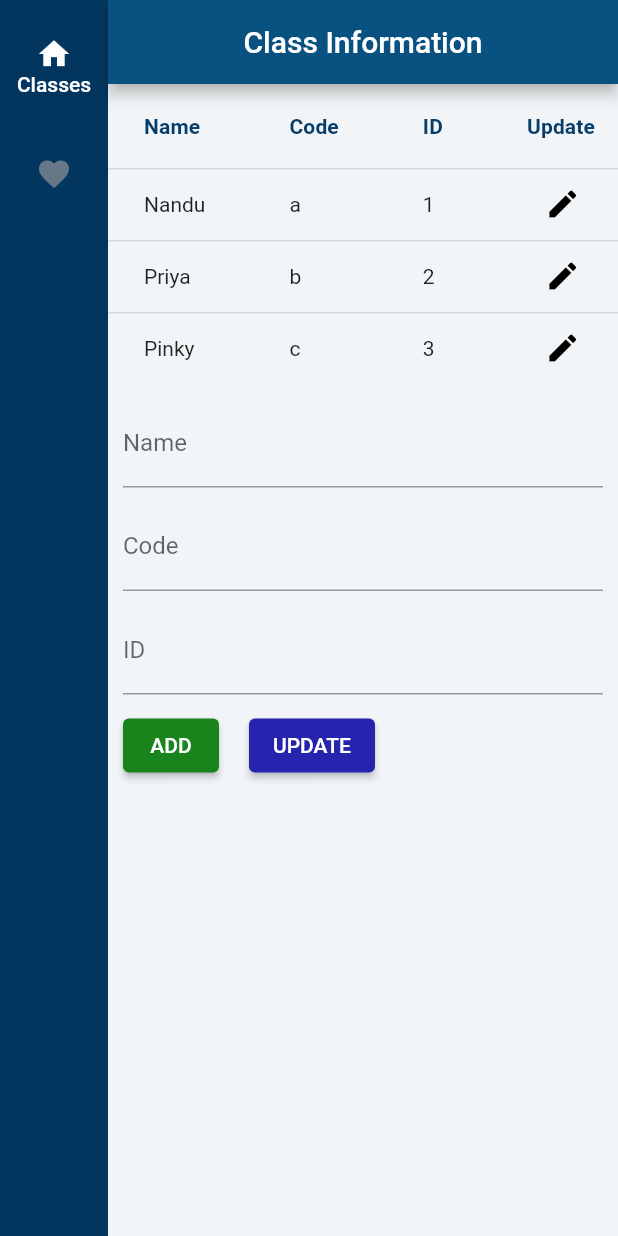
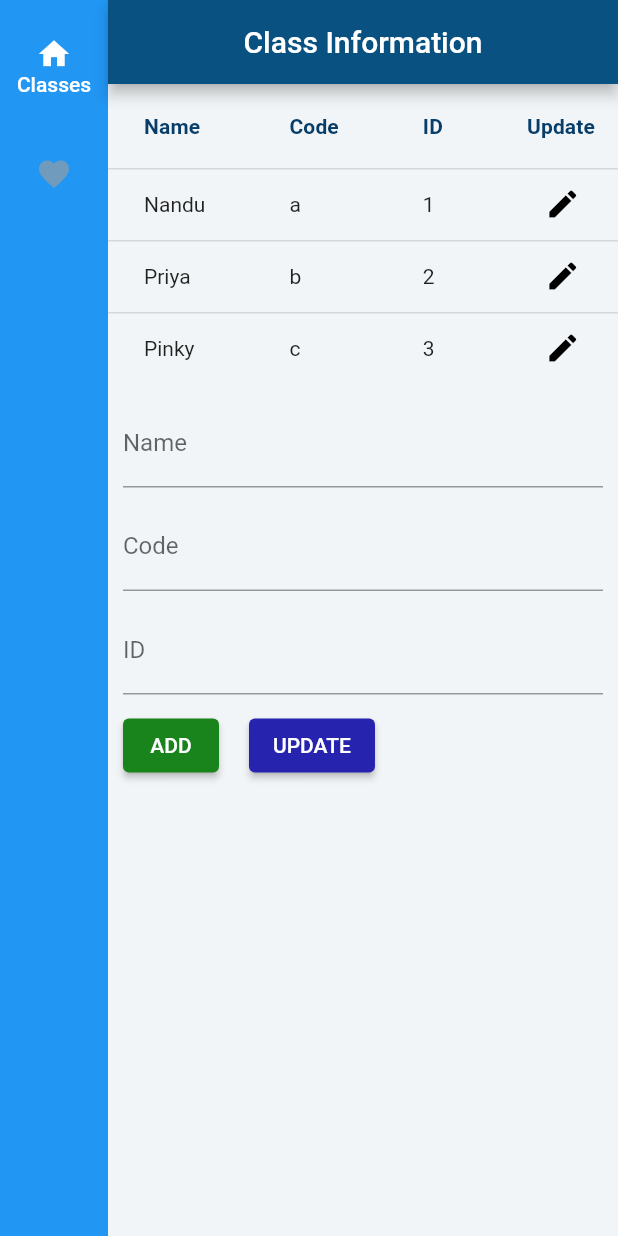
Before and after one commit to Kirla-moni/flutter_master_data, a Flutter app: the screen it shows after launch, on a phone screen of 412 x 824 dp. Run offline on Flutter 3.47's test engine with Material 2 defaults, Android fonts, the phone set to English and light mode, and no system bars.

Commit message:
second commit

```diff
--- a/lib/common/nav.dart
+++ b/lib/common/nav.dart
@@ -24,7 +24,7 @@ class _HomeWidgetState extends State<HomeWidget> {
         body: Row(
       children: [
         NavigationRail(
-          backgroundColor: Color.fromARGB(255, 3, 54, 95),
+     backgroundColor: Colors.blue,
           onDestinationSelected: (index) {
             setState(() {
               _selectedIndex = index;
```
